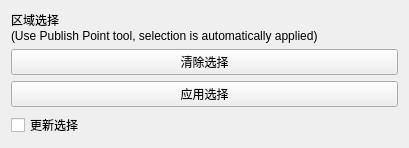
First picture: the form in src/Toolpath-Offline-Planning/opp_gui/ui/polygon_area_selection_widget.ui, repository xp220340/toolpath, before the edit.
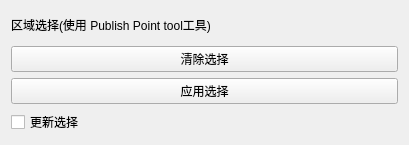
Second picture: the form after the edit.

The edit to the form file:
```diff
--- a/src/Toolpath-Offline-Planning/opp_gui/ui/polygon_area_selection_widget.ui
+++ b/src/Toolpath-Offline-Planning/opp_gui/ui/polygon_area_selection_widget.ui
@@ -17,8 +17,7 @@
    <item>
     <widget class="QLabel" name="label_area_selection">
      <property name="text">
-      <string>区域选择
-(Use Publish Point tool, selection is automatically applied)</string>
+      <string>&lt;html&gt;&lt;head/&gt;&lt;body&gt;&lt;p&gt;区域选择(使用 Publish Point tool工具)&lt;/p&gt;&lt;/body&gt;&lt;/html&gt;</string>
      </property>
     </widget>
    </item>
```
